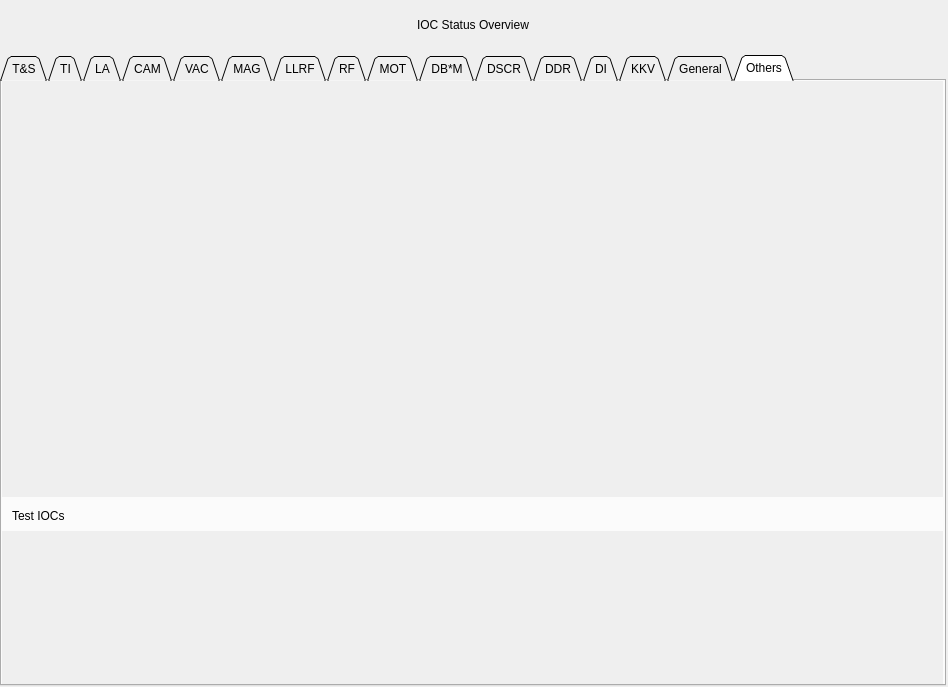
Qt form PSI/qt/iocStats_overview.ui (paulscherrerinstitute/iocStats) before a commit.
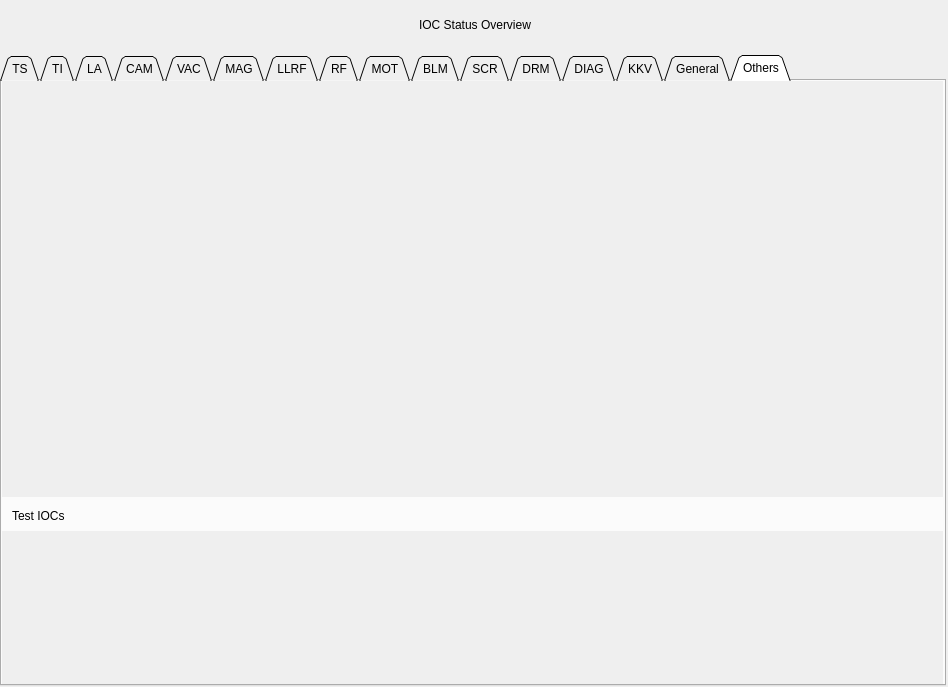
The same form after that commit. The open tabs and pages were chosen to show the change. Custom widgets are drawn as their Qt base class.

What changed in the file:
```diff
--- a/PSI/qt/iocStats_overview.ui
+++ b/PSI/qt/iocStats_overview.ui
@@ -40,7 +40,7 @@
     </property>
     <widget class="QWidget" name="TS">
      <attribute name="title">
-      <string>T&amp;&amp;S</string>
+      <string>TS</string>
      </attribute>
      <widget class="QScrollArea" name="scrollArea">
       <property name="geometry">
@@ -571,7 +571,7 @@
     </widget>
     <widget class="QWidget" name="BM">
      <attribute name="title">
-      <string>DB*M</string>
+      <string>BLM</string>
      </attribute>
      <widget class="QScrollArea" name="scrollArea_12">
       <property name="geometry">
@@ -630,7 +630,7 @@
     </widget>
     <widget class="QWidget" name="SC">
      <attribute name="title">
-      <string>DSCR</string>
+      <string>SCR</string>
      </attribute>
      <widget class="QScrollArea" name="scrollArea_13">
       <property name="geometry">
@@ -689,7 +689,7 @@
     </widget>
     <widget class="QWidget" name="DR">
      <attribute name="title">
-      <string>DDR</string>
+      <string>DRM</string>
      </attribute>
      <widget class="QScrollArea" name="scrollArea_14">
       <property name="geometry">
@@ -748,7 +748,7 @@
     </widget>
     <widget class="QWidget" name="DI">
      <attribute name="title">
-      <string>DI</string>
+      <string>DIAG</string>
      </attribute>
      <widget class="QScrollArea" name="scrollArea_11">
       <property name="geometry">
@@ -1058,7 +1058,7 @@
      <rect>
       <x>0</x>
       <y>0</y>
-      <width>946</width>
+      <width>950</width>
       <height>50</height>
      </rect>
     </property>
```
Left out of the diff: 106 changed lines with no effect on the pictures.
